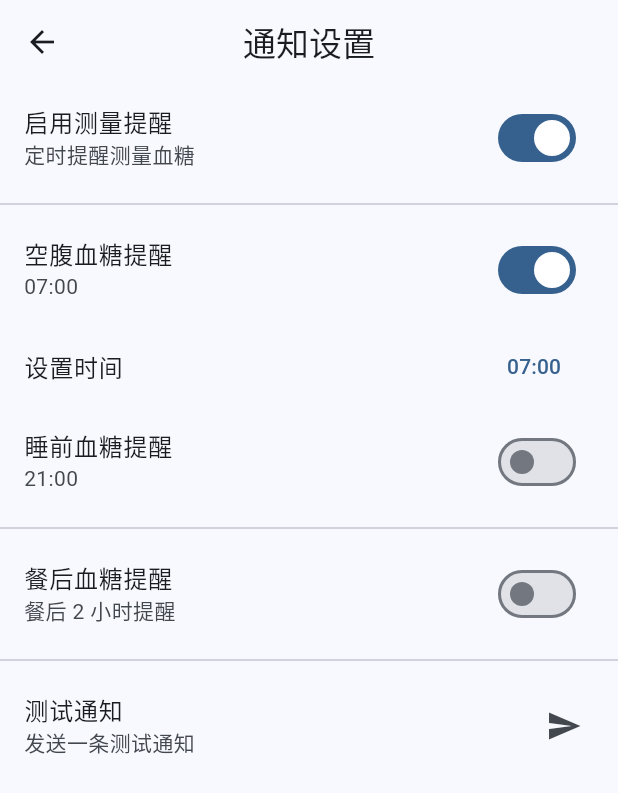
After one commit to Kihaku-zhou/GlucoControl, a Flutter app: the NotificationSettingsScreen screen opened directly, after a tap on "启用测量提醒", after a tap on "空腹血糖提醒", on a phone screen of 412 x 824 dp. The commit adds this screen. Shown: the top 793 px of the screen. Run offline on Flutter 3.47's test engine with Material 3 defaults, Android fonts, the phone set to English and light mode, and no system bars; our stand-ins replace dio, drift, file_picker, fl_chart, flutter_local_notifications, flutter_riverpod and 5 more; accounts and stored records are empty; generated files the repository leaves out were written again.

Commit message:
feat: 添加通知提醒功能
- 新增 NotificationService 支持定时/每日提醒
- 新增通知设置页面(空腹/睡前/餐后提醒)
- 添加 timezone 依赖

```diff
--- a/lib/data/database/database_providers.dart
+++ b/lib/data/database/database_providers.dart
@@ -1,4 +1,5 @@
 import 'package:flutter/foundation.dart';
+import 'package:flutter/material.dart';
 import 'package:flutter_riverpod/flutter_riverpod.dart';
 import 'package:shared_preferences/shared_preferences.dart';
 
@@ -159,6 +160,15 @@ final webdavEnabledProvider = StateProvider<bool>((ref) => false);
 /// AI API 是否启用
 final aiApiEnabledProvider = StateProvider<bool>((ref) => false);
 
+/// 通知设置 Providers
+final reminderEnabledProvider = StateProvider<bool>((ref) => false);
+final morningReminderEnabledProvider = StateProvider<bool>((ref) => false);
+final eveningReminderEnabledProvider = StateProvider<bool>((ref) => false);
+final morningReminderTimeProvider = StateProvider<TimeOfDay>((ref) => const TimeOfDay(hour: 7, minute: 0));
+final eveningReminderTimeProvider = StateProvider<TimeOfDay>((ref) => const TimeOfDay(hour: 21, minute: 0));
+final afterMealReminderEnabledProvider = StateProvider<bool>((ref) => false);
+final afterMealReminderHoursProvider = StateProvider<int>((ref) => 2);
+
 /// AI 对话列表
 final aiConversationsProvider = FutureProvider<List<AIConversation>>((ref) async {
   final db = ref.watch(databaseProvider);
--- /dev/null
+++ b/lib/presentation/screens/settings/notification_settings_screen.dart
@@ -0,0 +1,208 @@
+import 'package:flutter/material.dart';
+import 'package:flutter_riverpod/flutter_riverpod.dart';
+
+import '../../../data/database/database_providers.dart';
+import '../../../services/notification_service.dart';
+
+/// 通知设置页面
+class NotificationSettingsScreen extends ConsumerStatefulWidget {
+  const NotificationSettingsScreen({super.key});
+
+  @override
+  ConsumerState<NotificationSettingsScreen> createState() => _NotificationSettingsScreenState();
+}
+
+class _NotificationSettingsScreenState extends ConsumerState<NotificationSettingsScreen> {
+  final NotificationService _notificationService = NotificationService();
+  bool _initialized = false;
+
+  @override
+  void initState() {
+    super.initState();
+    _initNotifications();
+  }
+
+  Future<void> _initNotifications() async {
+    await _notificationService.initialize();
+    final granted = await _notificationService.requestPermission();
+    if (granted && mounted) {
+      setState(() => _initialized = true);
+    }
+  }
+
+  Future<void> _updateNotifications() async {
+    final reminderEnabled = ref.read(reminderEnabledProvider);
+    final morningEnabled = ref.read(morningReminderEnabledProvider);
+    final eveningEnabled = ref.read(eveningReminderEnabledProvider);
+    final morningTime = ref.read(morningReminderTimeProvider);
+    final eveningTime = ref.read(eveningReminderTimeProvider);
+
+    await _notificationService.cancelAllNotifications();
+
+    if (!reminderEnabled) return;
+
+    // 早上提醒
+    if (morningEnabled) {
+      await _notificationService.scheduleDailyNotification(
+        id: 1,
+        title: '血糖测量提醒',
+        body: '该测量空腹血糖了，记得记录您的血糖值',
+        hour: morningTime.hour,
+        minute: morningTime.minute,
+      );
+    }
+
+    // 晚上提醒
+    if (eveningEnabled) {
+      await _notificationService.scheduleDailyNotification(
+        id: 2,
+        title: '血糖测量提醒',
+        body: '该测量睡前血糖了，记得记录您的血糖值',
+        hour: eveningTime.hour,
+        minute: eveningTime.minute,
+      );
+    }
+  }
+
+  @override
+  Widget build(BuildContext context) {
+    final reminderEnabled = ref.watch(reminderEnabledProvider);
+    final morningEnabled = ref.watch(morningReminderEnabledProvider);
+    final eveningEnabled = ref.watch(eveningReminderEnabledProvider);
+    final morningTime = ref.watch(morningReminderTimeProvider);
+    final eveningTime = ref.watch(eveningReminderTimeProvider);
+    final afterMealEnabled = ref.watch(afterMealReminderEnabledProvider);
+    final afterMealHours = ref.watch(afterMealReminderHoursProvider);
+
+    return Scaffold(
+      appBar: AppBar(
+        title: const Text('通知设置'),
+      ),
+      body: ListView(
+        children: [
+          // 开关
+          SwitchListTile(
+            title: const Text('启用测量提醒'),
+            subtitle: const Text('定时提醒测量血糖'),
+            value: reminderEnabled,
+            onChanged: (value) {
+              ref.read(reminderEnabledProvider.notifier).state = value;
+              _updateNotifications();
+            },
+          ),
+
+          if (reminderEnabled) ...[
+            const Divider(),
+
+            // 早上提醒
+            SwitchListTile(
+              title: const Text('空腹血糖提醒'),
+              subtitle: Text('${morningTime.hour.toString().padLeft(2, '0')}:${morningTime.minute.toString().padLeft(2, '0')}'),
+              value: morningEnabled,
+              onChanged: (value) {
+                ref.read(morningReminderEnabledProvider.notifier).state = value;
+                _updateNotifications();
+              },
+            ),
+            if (morningEnabled)
+              ListTile(
+                title: const Text('设置时间'),
+                trailing: TextButton(
+                  onPressed: () async {
+                    final time = await showTimePicker(
+                      context: context,
+                      initialTime: morningTime,
+                    );
+                    if (time != null) {
+                      ref.read(morningReminderTimeProvider.notifier).state = time;
+                      _updateNotifications();
+                    }
+                  },
+                  child: Text('${morningTime.hour.toString().padLeft(2, '0')}:${morningTime.minute.toString().padLeft(2, '0')}'),
+                ),
+              ),
+
+            // 晚上提醒
+            SwitchListTile(
+              title: const Text('睡前血糖提醒'),
+              subtitle: Text('${eveningTime.hour.toString().padLeft(2, '0')}:${eveningTime.minute.toString().padLeft(2, '0')}'),
+              value: eveningEnabled,
+              onChanged: (value) {
+                ref.read(eveningReminderEnabledProvider.notifier).state = value;
+                _updateNotifications();
+              },
+            ),
+            if (eveningEnabled)
+              ListTile(
+                title: const Text('设置时间'),
+                trailing: TextButton(
+                  onPressed: () async {
+                    final time = await showTimePicker(
+                      context: context,
+                      initialTime: eveningTime,
+                    );
+                    if (time != null) {
+                      ref.read(eveningReminderTimeProvider.notifier).state = time;
+                      _updateNotifications();
+                    }
+                  },
+                  child: Text('${eveningTime.hour.toString().padLeft(2, '0')}:${eveningTime.minute.toString().padLeft(2, '0')}'),
+                ),
+              ),
+
+            const Divider(),
+
+            // 餐后提醒
+            SwitchListTile(
+              title: const Text('餐后血糖提醒'),
+              subtitle: Text('餐后 $afterMealHours 小时提醒'),
+              value: afterMealEnabled,
+              onChanged: (value) {
+                ref.read(afterMealReminderEnabledProvider.notifier).state = value;
+              },
+            ),
+            if (afterMealEnabled)
+              ListTile(
+                title: const Text('餐后小时数'),
+                trailing: DropdownButton<int>(
+                  value: afterMealHours,
+                  items: [1, 2, 3, 4].map((h) =>
+                    DropdownMenuItem(value: h, child: Text('$h 小时'))
+                  ).toList(),
+                  onChanged: (value) {
+                    if (value != null) {
+                      ref.read(afterMealReminderHoursProvider.notifier).state = value;
+                    }
+                  },
+                ),
+              ),
+          ],
+
+          const Divider(),
+
+          // 测试通知按钮
+          ListTile(
+            title: const Text('测试通知'),
+            subtitle: const Text('发送一条测试通知'),
+            trailing: const Icon(Icons.send),
+            onTap: () async {
+              if (!_initialized) {
+                await _initNotifications();
+              }
+              await _notificationService.showNotification(
+                id: 999,
+                title: '测试通知',
+                body: '这是 GlucoControl 的测试通知',
+              );
+              if (mounted) {
+                ScaffoldMessenger.of(context).showSnackBar(
+                  const SnackBar(content: Text('测试通知已发送')),
+                );
+              }
+            },
+          ),
+        ],
+      ),
+    );
+  }
+}
--- a/lib/presentation/screens/settings/settings_screen.dart
+++ b/lib/presentation/screens/settings/settings_screen.dart
@@ -6,6 +6,7 @@ import 'package:file_picker/file_picker.dart';
 
 import '../../../data/database/database_providers.dart';
 import '../../../services/data_export_service.dart';
+import 'notification_settings_screen.dart';
 
 /// 设置主页面
 class SettingsMainScreen extends ConsumerWidget {
@@ -41,6 +42,24 @@ class SettingsMainScreen extends ConsumerWidget {
                 context,
                 MaterialPageRoute(
                   builder: (context) => const WebDAVSettingsScreen(),
+                ),
+              );
+            },
+          ),
+          const Divider(),
+
+          // 通知设置
+          _buildSectionHeader('提醒'),
+          ListTile(
+            leading: const Icon(Icons.notifications),
+            title: const Text('测量提醒'),
+            subtitle: const Text('定时提醒测量血糖'),
+            trailing: const Icon(Icons.chevron_right),
+            onTap: () {
+              Navigator.push(
+                context,
+                MaterialPageRoute(
+                  builder: (context) => const NotificationSettingsScreen(),
                 ),
               );
             },
--- /dev/null
+++ b/lib/services/notification_service.dart
@@ -0,0 +1,192 @@
+import 'package:flutter_local_notifications/flutter_local_notifications.dart';
+import 'package:timezone/timezone.dart' as tz;
+import 'package:timezone/data/latest.dart' as tz_data;
+
+/// 通知服务
+class NotificationService {
+  static final NotificationService _instance = NotificationService._internal();
+  factory NotificationService() => _instance;
+  NotificationService._internal();
+
+  final FlutterLocalNotificationsPlugin _notifications = FlutterLocalNotificationsPlugin();
+  bool _initialized = false;
+
+  /// 初始化通知服务
+  Future<void> initialize() async {
+    if (_initialized) return;
+
+    tz_data.initializeTimeZones();
+
+    const androidSettings = AndroidInitializationSettings('@mipmap/ic_launcher');
+    const iosSettings = DarwinInitializationSettings(
+      requestAlertPermission: true,
+      requestBadgePermission: true,
+      requestSoundPermission: true,
+    );
+
+    const initSettings = InitializationSettings(
+      android: androidSettings,
+      iOS: iosSettings,
+    );
+
+    await _notifications.initialize(
+      initSettings,
+      onDidReceiveNotificationResponse: _onNotificationTap,
+    );
+
+    _initialized = true;
+  }
+
+  void _onNotificationTap(NotificationResponse response) {
+    // 处理通知点击事件
+    // 可以通过 payload 传递参数
+  }
+
+  /// 请求通知权限
+  Future<bool> requestPermission() async {
+    final android = _notifications.resolvePlatformSpecificImplementation<
+        AndroidFlutterLocalNotificationsPlugin>();
+    if (android != null) {
+      final granted = await android.requestNotificationsPermission();
+      return granted ?? false;
+    }
+    return true;
+  }
+
+  /// 显示即时通知
+  Future<void> showNotification({
+    required int id,
+    required String title,
+    required String body,
+    String? payload,
+  }) async {
+    const androidDetails = AndroidNotificationDetails(
+      'gluco_control_general',
+      '通用通知',
+      channelDescription: 'GlucoControl 通用通知',
+      importance: Importance.high,
+      priority: Priority.high,
+    );
+
+    const iosDetails = DarwinNotificationDetails(
+      presentAlert: true,
+      presentBadge: true,
+      presentSound: true,
+    );
+
+    const details = NotificationDetails(
+      android: androidDetails,
+      iOS: iosDetails,
+    );
+
+    await _notifications.show(id, title, body, details, payload: payload);
+  }
+
+  /// 调度定时通知
+  Future<void> scheduleNotification({
+    required int id,
+    required String title,
+    required String body,
+    required DateTime scheduledTime,
+    String? payload,
+  }) async {
+    const androidDetails = AndroidNotificationDetails(
+      'gluco_control_reminder',
+      '测量提醒',
+      channelDescription: '血糖测量提醒',
+      importance: Importance.high,
+      priority: Priority.high,
+    );
+
+    const iosDetails = DarwinNotificationDetails(
+      presentAlert: true,
+      presentBadge: true,
+      presentSound: true,
+    );
+
+    const details = NotificationDetails(
+      android: androidDetails,
+      iOS: iosDetails,
+    );
+
+    await _notifications.zonedSchedule(
+      id,
+      title,
+      body,
+      tz.TZDateTime.from(scheduledTime, tz.local),
+      details,
+      androidScheduleMode: AndroidScheduleMode.exactAllowWhileIdle,
+      payload: payload,
+    );
+  }
+
+  /// 调度每日重复通知
+  Future<void> scheduleDailyNotification({
+    required int id,
+    required String title,
+    required String body,
+    required int hour,
+    required int minute,
+    String? payload,
+  }) async {
+    const androidDetails = AndroidNotificationDetails(
+      'gluco_control_reminder',
+      '测量提醒',
+      channelDescription: '血糖测量提醒',
+      importance: Importance.high,
+      priority: Priority.high,
+    );
+
+    const iosDetails = DarwinNotificationDetails(
+      presentAlert: true,
+      presentBadge: true,
+      presentSound: true,
+    );
+
+    const details = NotificationDetails(
+      android: androidDetails,
+      iOS: iosDetails,
+    );
+
+    final now = tz.TZDateTime.now(tz.local);
+    var scheduledDate = tz.TZDateTime(
+      tz.local,
+      now.year,
+      now.month,
+      now.day,
+      hour,
+      minute,
+    );
+
+    // 如果时间已过，安排到明天
+    if (scheduledDate.isBefore(now)) {
+      scheduledDate = scheduledDate.add(const Duration(days: 1));
+    }
+
+    await _notifications.zonedSchedule(
+      id,
+      title,
+      body,
+      scheduledDate,
+      details,
+      androidScheduleMode: AndroidScheduleMode.exactAllowWhileIdle,
+      matchDateTimeComponents: DateTimeComponents.time, // 每日重复
+      payload: payload,
+    );
+  }
+
+  /// 取消特定通知
+  Future<void> cancelNotification(int id) async {
+    await _notifications.cancel(id);
+  }
+
+  /// 取消所有通知
+  Future<void> cancelAllNotifications() async {
+    await _notifications.cancelAll();
+  }
+
+  /// 获取所有待发送的通知
+  Future<List<PendingNotificationRequest>> getPendingNotifications() async {
+    return await _notifications.pendingNotificationRequests();
+  }
+}
--- a/pubspec.yaml
+++ b/pubspec.yaml
@@ -25,6 +25,7 @@ dependencies:
   path_provider: any
   permission_handler: any
   flutter_local_notifications: any
+  timezone: any
   go_router: any
   freezed_annotation: any
   intl: any
```
